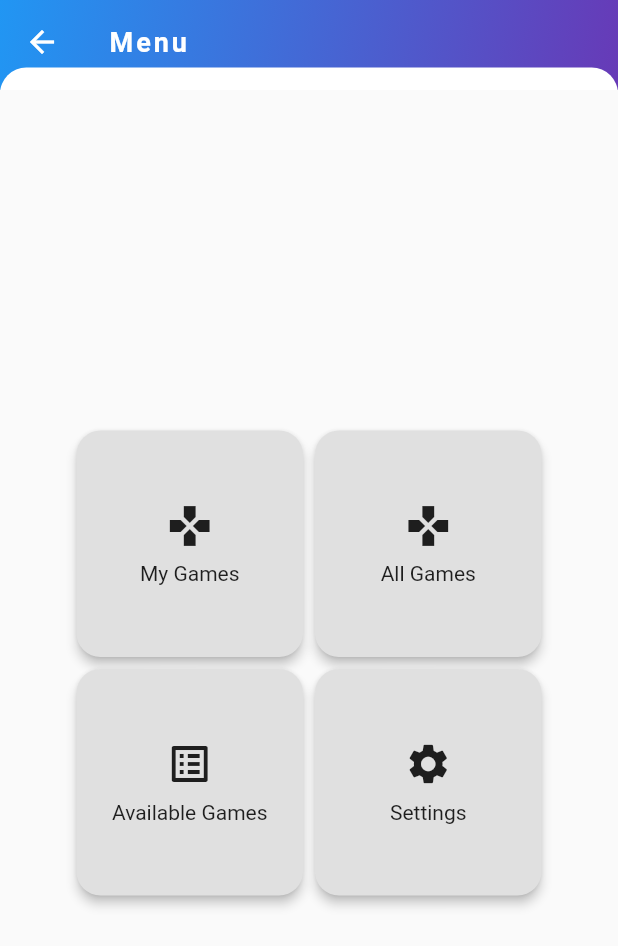
After one commit to pedroalmeida96/gamebuddy-flutter, a Flutter app: the MenuPage screen opened by its route, on a phone screen of 412 x 824 dp. The commit adds this screen. Shown: the top 946 px of the screen. Run offline on Flutter 3.47's test engine with Material 2 defaults, Android fonts, the phone set to English and light mode, and no system bars; our stand-ins replace fluttertoast, multi_select_flutter; accounts and stored records are empty.

Commit message:
menu added

```diff
--- a/lib/main.dart
+++ b/lib/main.dart
@@ -1,6 +1,7 @@
 import 'package:flutter/material.dart';
 import 'package:gamebuddy/pages/games_list.dart';
 import 'package:gamebuddy/pages/login_page.dart';
+import 'package:gamebuddy/pages/menu_page.dart';
 import 'package:gamebuddy/pages/registration_page.dart';
 
 void main() {
@@ -22,6 +23,7 @@ class MyApp extends StatelessWidget {
         '/login': (context) => LoginPage(),
         '/register': (context) => RegistrationPage(),
         '/gameList': (context) => const GameListScreen(),
+        '/menu': (context) => MenuPage(),
       },
     );
   }
--- a/lib/pages/login_page.dart
+++ b/lib/pages/login_page.dart
@@ -55,7 +55,7 @@ class LoginPage extends StatelessWidget {
                       textColor: Colors.white,
                     );
                   }
-                  Navigator.pushReplacementNamed(context, '/gameList');
+                  Navigator.pushReplacementNamed(context, '/menu');
                 } catch (e) {
                   print('Error during login: $e');
                 }
--- /dev/null
+++ b/lib/pages/menu_page.dart
@@ -0,0 +1,60 @@
+import 'package:flutter/material.dart';
+import 'package:gamebuddy/widgets/gamebuddy_appbar.dart';
+
+import '../widgets/menu_card.dart';
+
+class MenuPage extends StatelessWidget {
+  const MenuPage({super.key});
+
+  @override
+  Widget build(BuildContext context) {
+    return Scaffold(
+      appBar: const GamebuddyAppBar(title: 'Menu'),
+      body: Center(
+        child: Column(
+          mainAxisAlignment: MainAxisAlignment.center,
+          children: [
+            SizedBox(
+              width: 350, // Adjust the width of the SizedBox
+              height: 350, // Adjust the height of the SizedBox
+              child: GridView.count(
+                crossAxisCount: 2,
+                padding: const EdgeInsets.all(16),
+                children: [
+                  MenuCard(
+                    title: 'My Games',
+                    icon: Icons.games,
+                    onTap: () {
+                      Navigator.pushNamed(context, '/myGames');
+                    },
+                  ),
+                  MenuCard(
+                    title: 'All Games',
+                    icon: Icons.games,
+                    onTap: () {
+                      Navigator.pushNamed(context, '/gameList');
+                    },
+                  ),
+                  MenuCard(
+                    title: 'Available Games',
+                    icon: Icons.list_alt,
+                    onTap: () {
+                      Navigator.pushNamed(context, '/availableGames');
+                    },
+                  ),
+                  MenuCard(
+                    title: 'Settings',
+                    icon: Icons.settings,
+                    onTap: () {
+                      Navigator.pushNamed(context, '/settings');
+                    },
+                  ),
+                ],
+              ),
+            ),
+          ],
+        ),
+      ),
+    );
+  }
+}
--- /dev/null
+++ b/lib/widgets/menu_card.dart
@@ -0,0 +1,37 @@
+import 'package:flutter/material.dart';
+
+class MenuCard extends StatelessWidget {
+  final String title;
+  final IconData icon;
+  final VoidCallback onTap;
+
+  const MenuCard(
+      {super.key,
+      required this.title,
+      required this.icon,
+      required this.onTap});
+
+  @override
+  Widget build(BuildContext context) {
+    return Card(
+      elevation: 3,
+      shape: RoundedRectangleBorder(
+        borderRadius: BorderRadius.circular(16), // Add rounded corners
+      ),
+      color: Colors.grey[300], // Custom color
+      child: InkWell(
+        onTap: onTap,
+        child: Center(
+          child: Column(
+            mainAxisSize: MainAxisSize.min,
+            children: [
+              Icon(icon, size: 32),
+              SizedBox(height: 8),
+              Text(title, style: TextStyle(fontSize: 14)),
+            ],
+          ),
+        ),
+      ),
+    );
+  }
+}
```
